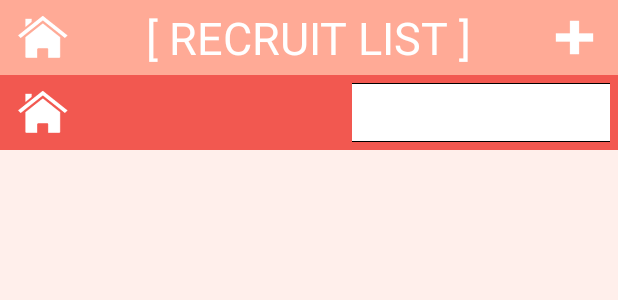
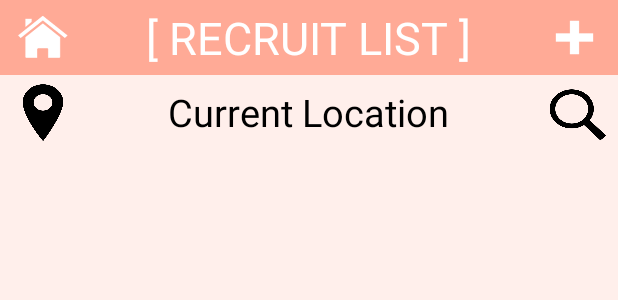
Before and after one commit to kjf8891/SilverGodTalent, an Android app: the layout activity_recruit.xml on its own in the app's theme, with its tools: preview values and no code run, on a phone screen of 412 x 824 dp. Shown: the top 300 px of the screen. Run offline under Robolectric (Android 15) with nearby library versions, the phone set to English and light mode, and no system bars.

Commit message:
sy 171210 02:36

```diff
--- a/app/src/main/java/com/example/testremote/RecruitAdapter.java
+++ b/app/src/main/java/com/example/testremote/RecruitAdapter.java
@@ -32,13 +32,13 @@ public class RecruitAdapter extends ArrayAdapter<Recruit> {
         }
         Recruit getItem = items.get(position);
         if(getItem!=null){
-            //TextView recruit_num = (TextView)v.findViewById(R.id.recruit_num);
+            TextView recruit_num = (TextView)v.findViewById(R.id.recruit_num);
             TextView recruit_title = (TextView)v.findViewById(R.id.recruit_title);
             //TextView recruit_writer = (TextView)v.findViewById(R.id.recruit_writer);
             TextView recruit_date = (TextView)v.findViewById(R.id.recruit_date);
             TextView recruit_city = (TextView)v.findViewById(R.id.recruit_city);
 
-            //recruit_num.setText(getItem.getnoticeRecruitNum());
+            recruit_num.setText(getItem.getnoticeRecruitNum());
             recruit_title.setText(getItem.getnoticeRecruitTitle());
             //recruit_writer.setText(getItem.getnoticeRecruitWriter());
             recruit_date.setText(getItem.getnoticeRecruitWorkingDate());
--- a/app/src/main/res/layout/activity_recruit.xml
+++ b/app/src/main/res/layout/activity_recruit.xml
@@ -55,45 +55,52 @@
                 android:layout_gravity="center"
                 android:src="@drawable/add"/>
 
-
         </LinearLayout>
         <LinearLayout
             android:layout_width="match_parent"
             android:orientation="horizontal"
             android:layout_height="50dp"
             android:layout_weight="1"
-            android:background="@color/red">
+            android:background="@color/whitePink">
             <ImageButton
-                android:background="@color/red"
                 android:id="@+id/btn_location"
                 android:onClick="getLocation"
-                android:layout_width="0dp"
+                android:layout_width="50dp"
                 android:layout_height="match_parent"
                 android:scaleType="fitXY"
-                android:layout_weight="1"
+                android:layout_weight="0.7"
                 android:layout_gravity="center"
-                android:src="@drawable/home"/>
+                android:background="@drawable/location2"/>
             <com.example.testremote.ZoomText
                 android:id="@+id/tv_location"
-                android:layout_width="0dp"
+                android:layout_width="wrap_content"
                 android:layout_height="match_parent"
-                android:layout_weight="3"
+                android:layout_weight="10"
                 android:layout_gravity="center"
                 android:ellipsize="marquee"
                 android:singleLine="true"
-                android:textColor="@android:color/white"
+                android:textColor="@android:color/black"
                 android:gravity="center"
-                android:text=""
-                android:textSize="15dp" />
+                android:text="Current Location"
+                android:textSize="25dp" />
 
             <Spinner
-                android:background="@drawable/border_white"
-                android:layout_margin="5dp"
-                android:padding="5dp"
                 android:id="@+id/spinner"
-                android:layout_width="0dp"
-                android:layout_weight="3"
-                android:layout_height="match_parent" />
+                android:layout_width="50dp"
+                android:layout_height="match_parent"
+                android:layout_weight="0.7"
+                android:layout_gravity="center"
+                android:background="@drawable/search2"
+                android:prompt="@string/prompt"
+                 />
+            <!--<ImageButton-->
+            <!--android:id="@+id/searchBtn"-->
+            <!--android:background="@drawable/search"-->
+            <!--android:scaleType="fitXY"-->
+            <!--android:layout_weight="1"-->
+            <!--android:layout_gravity="right"-->
+            <!--android:layout_width="30dp"-->
+            <!--android:layout_height="30dp" />-->
 
         </LinearLayout>
 
--- a/app/src/main/res/layout/row_club.xml
+++ b/app/src/main/res/layout/row_club.xml
@@ -10,7 +10,7 @@
     <LinearLayout
         android:padding="0dp"
         android:layout_margin="0dp"
-        android:background="@drawable/border_white_gray"
+        android:background="@drawable/border_white"
         android:layout_height="match_parent"
         android:layout_width="match_parent">
         <TextView
--- a/app/src/main/res/layout/row_mentoring.xml
+++ b/app/src/main/res/layout/row_mentoring.xml
@@ -11,7 +11,7 @@
     <LinearLayout
         android:padding="0dp"
         android:layout_margin="0dp"
-        android:background="@drawable/border_white_ibory"
+        android:background="@drawable/border_white"
         android:layout_height="match_parent"
         android:orientation="horizontal"
         android:layout_width="match_parent">
@@ -23,7 +23,6 @@
             android:layout_height="match_parent"
             android:gravity="center"
             android:text="글번호"
-
             android:textColor="@android:color/black" />
         <LinearLayout
             android:orientation="vertical"
--- a/app/src/main/res/values/strings.xml
+++ b/app/src/main/res/values/strings.xml
@@ -5,5 +5,6 @@
     <string name="speech_prompt">Say something&#8230;</string>
     <string name="speech_not_supported">Sorry! Your device doesn\'t support speech input</string>
     <string name="tap_on_mic">Tap on mic to speak</string>
+    <string name="prompt"> </string>
 
 </resources>
```
Also changed, not shown: app/src/main/java/com/example/testremote/RecruitActivity.java (+25 -3 lines), app/src/main/res/layout/row_lec.xml (+12 -17 lines), app/src/main/res/layout/row_recruit.xml (+9 -9 lines), app/src/main/res/drawable-mdpi/location.png (added), app/src/main/res/drawable-mdpi/location2.png (added), app/src/main/res/drawable-mdpi/search.png (added), app/src/main/res/drawable-mdpi/search2.png (added).
